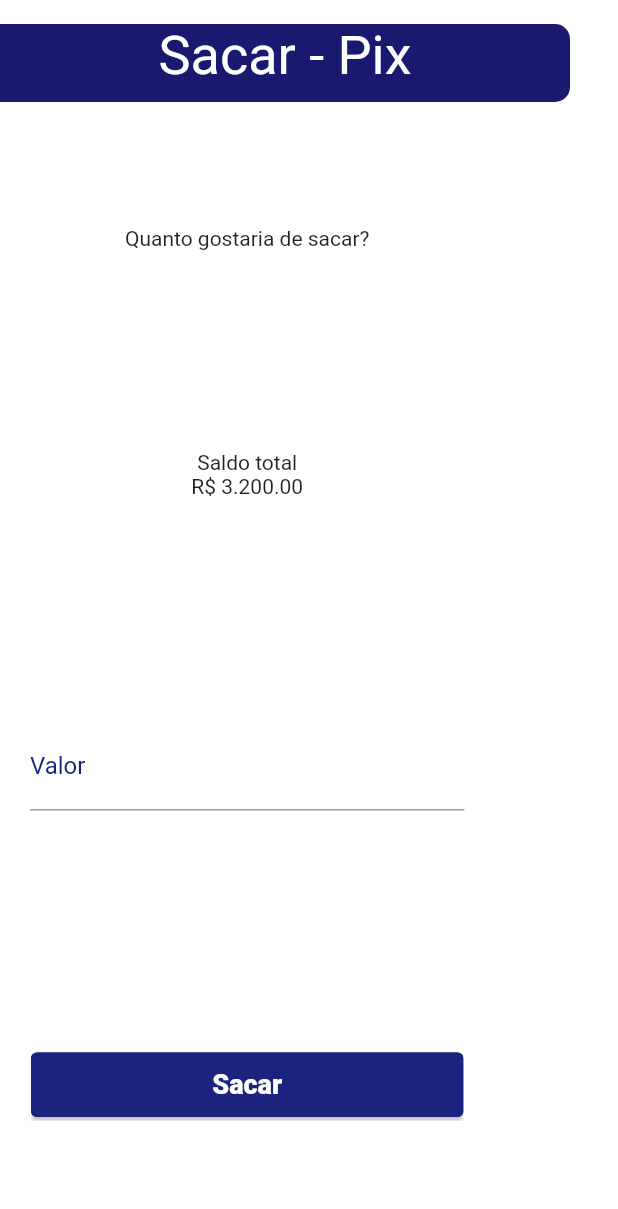
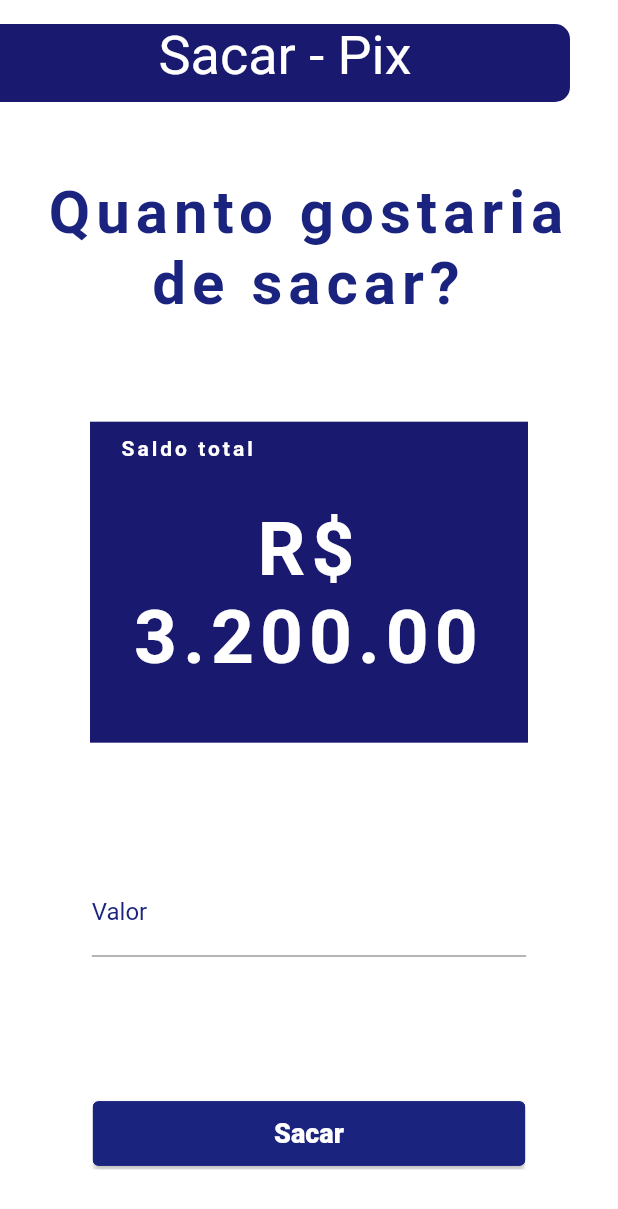
Before and after one commit to RibarrJR/fidelidade_android, a Flutter app: the WithdrawValue screen opened by its route, on a phone screen of 412 x 824 dp. Shown: the top 1209 px of the screen. Run offline on Flutter 3.47's test engine with Material 2 defaults, Android fonts, the light colour scheme and no system bars; our stand-ins replace email_validator, mask_text_input_formatter, syncfusion_flutter_charts; missing offline and left inert: cpf_cnpj_validator.

Commit message:
Incluir espaçamentos necessarios

```diff
--- a/lib/pages/Withdraw/WithdrawValue.dart
+++ b/lib/pages/Withdraw/WithdrawValue.dart
@@ -2,6 +2,7 @@
 import 'package:fidelidade_android/components/Input.dart';
 import 'package:fidelidade_android/components/RoundedButton.dart';
 import 'package:fidelidade_android/components/RoundedInputField.dart';
+import 'package:fidelidade_android/constants.dart';
 import 'package:flutter/material.dart';
 
 class WithdrawValue extends StatelessWidget {
@@ -9,20 +10,58 @@
 
   @override
   Widget build(BuildContext context) {
+    Size size = MediaQuery.of(context).size;
     return Scaffold(
       appBar: CustomAppBar(
         title: "Sacar - Pix",
       ),
-      body: Column(
+      body: Container(
+        width: size.width,
+        child: Column(
           mainAxisAlignment: MainAxisAlignment.spaceAround,
           children: [
-          const Text(
+            const Padding(
+              padding: EdgeInsets.symmetric(horizontal: 20),
+              child: Text(
                 'Quanto gostaria de sacar?',
                 textAlign: TextAlign.center,
+                style: TextStyle(
+                    fontSize: 40,
+                    letterSpacing: 4,
+                    fontWeight: FontWeight.bold,
+                    color: kPrimaryColor),
+              ),
             ),
             Container(
-            child: Column(
-                children: const [Text('Saldo total'), Text('R\$ 3.200.00')]),
+              width: size.width,
+              margin: const EdgeInsets.symmetric(horizontal: 60),
+              padding: const EdgeInsets.symmetric(vertical: 10, horizontal: 20),
+              color: primaryColor,
+              child: Column(children: const [
+                Align(
+                  alignment: Alignment.topLeft,
+                  child: Text(
+                    'Saldo total',
+                    textAlign: TextAlign.start,
+                    style: TextStyle(
+                        color: Colors.white,
+                        fontWeight: FontWeight.bold,
+                        letterSpacing: 2),
+                  ),
+                ),
+                Padding(
+                  padding: EdgeInsets.symmetric(vertical: 30),
+                  child: Text(
+                    'R\$ 3.200.00',
+                    textAlign: TextAlign.center,
+                    style: TextStyle(
+                        color: Colors.white,
+                        fontSize: 50,
+                        letterSpacing: 4,
+                        fontWeight: FontWeight.bold),
+                  ),
+                )
+              ]),
             ),
             RoundedInputField(
               labelText: 'Valor',
@@ -35,6 +74,7 @@
             ),
           ],
         ),
+      ),
     );
   }
 }
```
Lines whose indentation alone changed are shown as unchanged.
